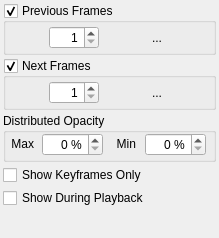
Before: the Qt Designer form app/ui/onionskin.ui in pencil2d/pencil, drawn with Qt 5.
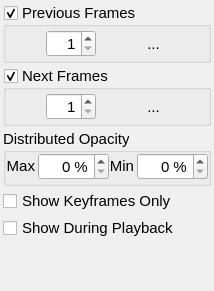
After: the same form once the commit is applied. Icons and pictures are not drawn.

Commit message:
Tweak dock layout to be more compact
- Font size: 11
- Minimum width: 140 px or less
- Padding adjusted to be 3 px.

The size has to be set specifically, otherwise the designer will adjust to what it thinks is best.

```diff
--- a/app/ui/onionskin.ui
+++ b/app/ui/onionskin.ui
@@ -6,16 +6,21 @@
    <rect>
     <x>0</x>
     <y>0</y>
-    <width>219</width>
-    <height>238</height>
+    <width>140</width>
+    <height>291</height>
    </rect>
   </property>
   <property name="minimumSize">
    <size>
-    <width>190</width>
-    <height>124</height>
+    <width>140</width>
+    <height>122</height>
    </size>
   </property>
+  <property name="font">
+   <font>
+    <pointsize>11</pointsize>
+   </font>
+  </property>
   <property name="floating">
    <bool>false</bool>
   </property>
@@ -29,6 +34,11 @@
      <verstretch>0</verstretch>
     </sizepolicy>
    </property>
+   <property name="font">
+    <font>
+     <pointsize>11</pointsize>
+    </font>
+   </property>
    <layout class="QVBoxLayout" name="verticalLayout">
     <property name="spacing">
      <number>0</number>
@@ -79,8 +89,8 @@
         <rect>
          <x>0</x>
          <y>0</y>
-         <width>219</width>
-         <height>214</height>
+         <width>160</width>
+         <height>254</height>
         </rect>
        </property>
        <property name="sizePolicy">
@@ -107,6 +117,11 @@
         </property>
         <item>
          <widget class="QGroupBox" name="prevFramesGroup">
+          <property name="font">
+           <font>
+            <pointsize>11</pointsize>
+           </font>
+          </property>
           <property name="title">
            <string>Previous Frames</string>
           </property>
@@ -191,6 +206,11 @@
         </item>
         <item>
          <widget class="QGroupBox" name="nextFramesGroup">
+          <property name="font">
+           <font>
+            <pointsize>11</pointsize>
+           </font>
+          </property>
           <property name="title">
            <string>Next Frames</string>
           </property>
@@ -287,6 +307,11 @@
         </item>
         <item>
          <widget class="QGroupBox" name="opacityGroup">
+          <property name="font">
+           <font>
+            <pointsize>11</pointsize>
+           </font>
+          </property>
           <property name="title">
            <string>Distributed Opacity</string>
           </property>
@@ -332,6 +357,11 @@
                   <verstretch>0</verstretch>
                  </sizepolicy>
                 </property>
+                <property name="font">
+                 <font>
+                  <pointsize>11</pointsize>
+                 </font>
+                </property>
                 <property name="text">
                  <string>Max</string>
                 </property>
@@ -397,6 +427,11 @@
                   <verstretch>0</verstretch>
                  </sizepolicy>
                 </property>
+                <property name="font">
+                 <font>
+                  <pointsize>11</pointsize>
+                 </font>
+                </property>
                 <property name="text">
                  <string>Min</string>
                 </property>
@@ -440,7 +475,17 @@
          </widget>
         </item>
         <item>
+         <layout class="QVBoxLayout" name="verticalLayout_2">
+          <property name="topMargin">
+           <number>0</number>
+          </property>
+          <item>
          <widget class="QCheckBox" name="onionSkinMode">
+            <property name="font">
+             <font>
+              <pointsize>11</pointsize>
+             </font>
+            </property>
           <property name="text">
            <string>Show Keyframes Only</string>
           </property>
@@ -448,10 +493,17 @@
         </item>
         <item>
          <widget class="QCheckBox" name="onionWhilePlayback">
+            <property name="font">
+             <font>
+              <pointsize>11</pointsize>
+             </font>
+            </property>
           <property name="text">
            <string>Show During Playback</string>
           </property>
          </widget>
+          </item>
+         </layout>
         </item>
         <item>
          <spacer name="verticalSpacer">
```
Lines whose indentation alone changed are shown as unchanged. The commit also changes 6 other files.
